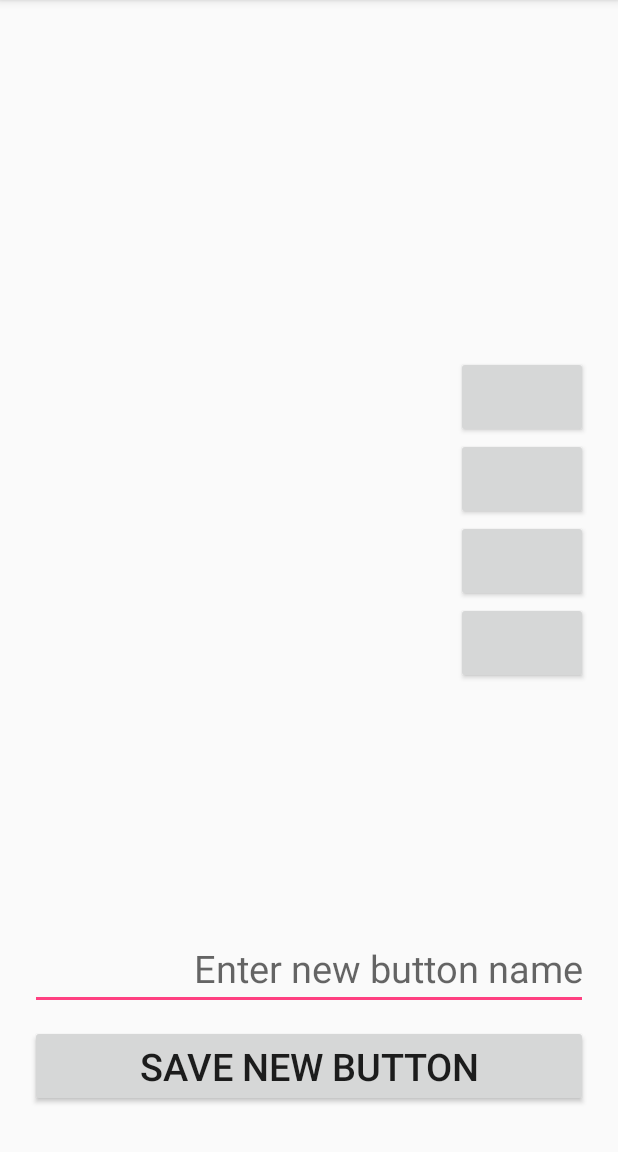
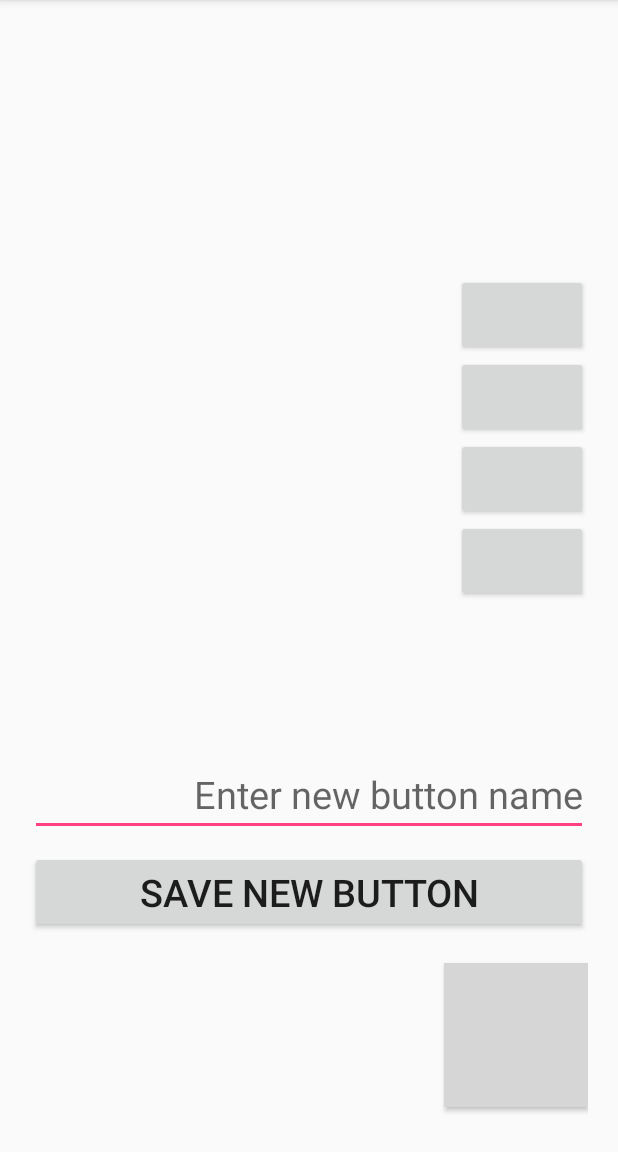
Before and after one commit to GryffGryff/AskforHelp, an Android app: the ChangeButtonsActivity screen opened directly, with no data from a screen before it, on a phone screen of 412 x 824 dp, the part 84-1236 px from its top. Run offline under Robolectric (Android 15) with nearby library versions, the phone set to English and light mode, and no system bars; grey boxes are pictures that could not be loaded.

Commit message:
Added code to change buttons activity.

```diff
--- a/app/src/main/AndroidManifest.xml
+++ b/app/src/main/AndroidManifest.xml
@@ -19,7 +19,9 @@
             </intent-filter>
         </activity>
         <activity android:name=".ChooseContactsActivity" />
-        <activity android:name=".ChangeButtonsActivity"></activity>
+        <activity android:name=".ChangeButtonsActivity" />
+        <activity android:name=".SettingsActivity" />
+        <activity android:name=".EditRecievers"></activity>
     </application>
 
 </manifest>
--- a/app/src/main/java/com/serviceproject/gryffgryff/askforhelp/ChangeButtonsActivity.java
+++ b/app/src/main/java/com/serviceproject/gryffgryff/askforhelp/ChangeButtonsActivity.java
@@ -2,11 +2,18 @@ package com.serviceproject.gryffgryff.askforhelp;
 
 import android.os.Bundle;
 import android.support.v7.app.AppCompatActivity;
+import android.view.View;
 import android.widget.Button;
 import android.widget.EditText;
+import android.widget.TextView;
 
 public class ChangeButtonsActivity extends AppCompatActivity {
 
+    TextView[] buttons = new TextView[4];
+    TextView firstButton;
+    TextView secondButton;
+    TextView thirdButton;
+    TextView fourthButton;
 
     Button deleteFirstButton;
     Button deleteSecondButton;
@@ -23,18 +30,94 @@ public class ChangeButtonsActivity extends AppCompatActivity {
         setContentView(R.layout.activity_change_buttons);
 
         setVariables();
+        addButtonsToArray();
+        setClickListener();
+    }
+
+    public void addButtonsToArray() {
+        buttons[0] = firstButton;
+        buttons[1] = secondButton;
+        buttons[2] = thirdButton;
+        buttons[3] = fourthButton;
     }
 
     public void setVariables() {
+        firstButton = (TextView) findViewById(R.id.firstButton);
+        secondButton = (TextView) findViewById(R.id.secondButton);
+        thirdButton = (TextView) findViewById(R.id.thirdButton);
+        fourthButton = (TextView) findViewById(R.id.fourthButton);
+
         deleteFirstButton = (Button) findViewById(R.id.deleteFirstButton);
         deleteSecondButton = (Button) findViewById(R.id.deleteSecondButton);
         deleteThirdButton = (Button) findViewById(R.id.deleteThirdButton);
         deleteFourthButton = (Button) findViewById(R.id.deleteFourthButton);
+
         saveNewButton = (Button) findViewById(R.id.saveNewButton);
         setNewButton = (EditText) findViewById(R.id.setNewButton);
     }
 
     public void setClickListener() {
+        deleteFirstButton.setOnClickListener(new View.OnClickListener() {
+            @Override
+            public void onClick(View view) {
+                bumpUpNames(0);
+            }
+        });
 
+        deleteSecondButton.setOnClickListener(new View.OnClickListener() {
+            @Override
+            public void onClick(View view) {
+                bumpUpNames(1);
+            }
+        });
+
+        deleteThirdButton.setOnClickListener(new View.OnClickListener() {
+            @Override
+            public void onClick(View view) {
+                bumpUpNames(2);
+            }
+        });
+
+        deleteFourthButton.setOnClickListener(new View.OnClickListener() {
+            @Override
+            public void onClick(View view) {
+                bumpUpNames(3);
+            }
+        });
+
+        saveNewButton.setOnClickListener(new View.OnClickListener() {
+            @Override
+            public void onClick(View view) {
+                addNewButton();
+            }
+        });
     }
+
+    public void bumpUpNames(int numButtons) {
+        //doesn't work
+        while (numButtons < 3) {
+            buttons[numButtons] = buttons[numButtons+1];
+            numButtons++;
+        }
+        buttons[3].setText("");
+        saveNewButton.setEnabled(true);
+    }
+
+    public void addNewButton() {
+        String buttonName = setNewButton.getText().toString();
+        int button = 0;
+        while (button <= 3) {
+            if (buttons[button].getText().toString() == "") {
+                if(button == 3) {
+                    saveNewButton.setEnabled(false);
+                }
+                buttons[button].setText(buttonName);
+                button = 100;
+            }
+            button++;
+        }
+        setNewButton.setText("");
+    }
+
+
 }
--- a/app/src/main/java/com/serviceproject/gryffgryff/askforhelp/ChooseContactsActivity.java
+++ b/app/src/main/java/com/serviceproject/gryffgryff/askforhelp/ChooseContactsActivity.java
@@ -122,7 +122,7 @@ public class ChooseContactsActivity extends AppCompatActivity {
             SmsManager smsManager = SmsManager.getDefault();
             smsManager.sendTextMessage(address, scAddress, textBody, sentIntent, deliveryIntent);
 
-            Toast.makeText(ChooseContactsActivity.this, "Text sent", Toast.LENGTH_LONG).show();
+            Toast.makeText(ChooseContactsActivity.this, whatToText.getString(whatToText.getString("last_button_pressed")) + " was sent to ", Toast.LENGTH_LONG).show();
         }
     }
 }
--- a/app/src/main/java/com/serviceproject/gryffgryff/askforhelp/ChooseRequestsActivity.java
+++ b/app/src/main/java/com/serviceproject/gryffgryff/askforhelp/ChooseRequestsActivity.java
@@ -76,6 +76,8 @@ public class ChooseRequestsActivity extends AppCompatActivity {
         settings.setOnClickListener(new View.OnClickListener() {
             @Override
             public void onClick(View view) {
+                Intent intent = new Intent(ChooseRequestsActivity.this, SettingsActivity.class);
+                ChooseRequestsActivity.this.startActivity(intent);
             }
         });
     }
--- a/app/src/main/res/layout/activity_change_buttons.xml
+++ b/app/src/main/res/layout/activity_change_buttons.xml
@@ -15,8 +15,7 @@
         android:layout_marginRight="100dp"
         android:gravity="center"
         android:textSize="25sp"
-        android:textStyle="bold"
-        />
+        android:textStyle="bold" />
 
 
     <Button
@@ -53,7 +52,8 @@
         android:id="@+id/thirdButton"
         android:layout_width="match_parent"
         android:layout_height="wrap_content"
-        android:layout_centerVertical="true"
+        android:layout_above="@+id/fourthButton"
+        android:layout_marginBottom="20dp"
         android:layout_marginRight="100dp"
         android:gravity="center"
         android:textSize="25sp"
@@ -73,8 +73,7 @@
         android:id="@+id/fourthButton"
         android:layout_width="match_parent"
         android:layout_height="wrap_content"
-        android:layout_below="@+id/thirdButton"
-        android:layout_marginTop="20dp"
+        android:layout_centerVertical="true"
         android:layout_marginRight="100dp"
         android:gravity="center"
         android:textSize="25sp"
@@ -103,9 +102,21 @@
         android:id="@+id/saveNewButton"
         android:layout_width="match_parent"
         android:layout_height="wrap_content"
-        android:layout_alignParentBottom="true"
-        android:layout_marginBottom="10dp"
+        android:layout_above="@+id/backButtonSettings"
+        android:layout_marginBottom="20dp"
         android:text="save new button"
         android:textSize="25sp"/>
 
+    <Button
+        android:id="@+id/backButtonSettings"
+        android:layout_width="wrap_content"
+        android:layout_height="wrap_content"
+        android:layout_alignParentBottom="true"
+        android:layout_alignParentEnd="true"
+        android:layout_alignParentRight="true"
+        android:layout_marginBottom="10dp"
+        android:gravity="center"
+        android:background="@drawable/rounded_button"
+        android:text="Back"/>
+
 </RelativeLayout>
```
Also changed, not shown: app/src/main/java/com/serviceproject/gryffgryff/askforhelp/EditRecievers.java (added, +13 -0 lines), app/src/main/java/com/serviceproject/gryffgryff/askforhelp/SettingsActivity.java (added, +45 -0 lines), app/src/main/res/layout/activity_edit_recievers.xml (added, +96 -0 lines), app/src/main/res/layout/activity_settings.xml (added, +20 -0 lines).
